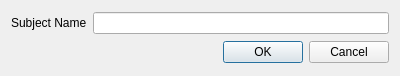
Old version of the form addnewsubjectdialog.ui in the repository Lukaviy/TeachingScores.
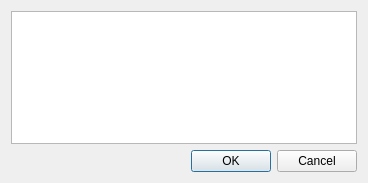
New version of the form.

Commit message: add C_nu computation, subject columns editing

What changed in the file:
```diff
--- a/addnewsubjectdialog.ui
+++ b/addnewsubjectdialog.ui
@@ -6,8 +6,8 @@
    <rect>
     <x>0</x>
     <y>0</y>
-    <width>400</width>
-    <height>76</height>
+    <width>368</width>
+    <height>183</height>
    </rect>
   </property>
   <property name="windowTitle">
@@ -17,14 +17,7 @@
    <item>
     <layout class="QHBoxLayout" name="horizontalLayout">
      <item>
-      <widget class="QLabel" name="label">
-       <property name="text">
-        <string>&lt;html&gt;&lt;head/&gt;&lt;body&gt;&lt;p&gt;Subject Name&lt;/p&gt;&lt;/body&gt;&lt;/html&gt;</string>
-       </property>
-      </widget>
-     </item>
-     <item>
-      <widget class="QLineEdit" name="subjectNameLineEdit"/>
+      <widget class="QPlainTextEdit" name="plainTextEdit"/>
      </item>
     </layout>
    </item>
```
Left out of the diff: 19 changed lines with no effect on the pictures. The commit also changes 15 other files.
